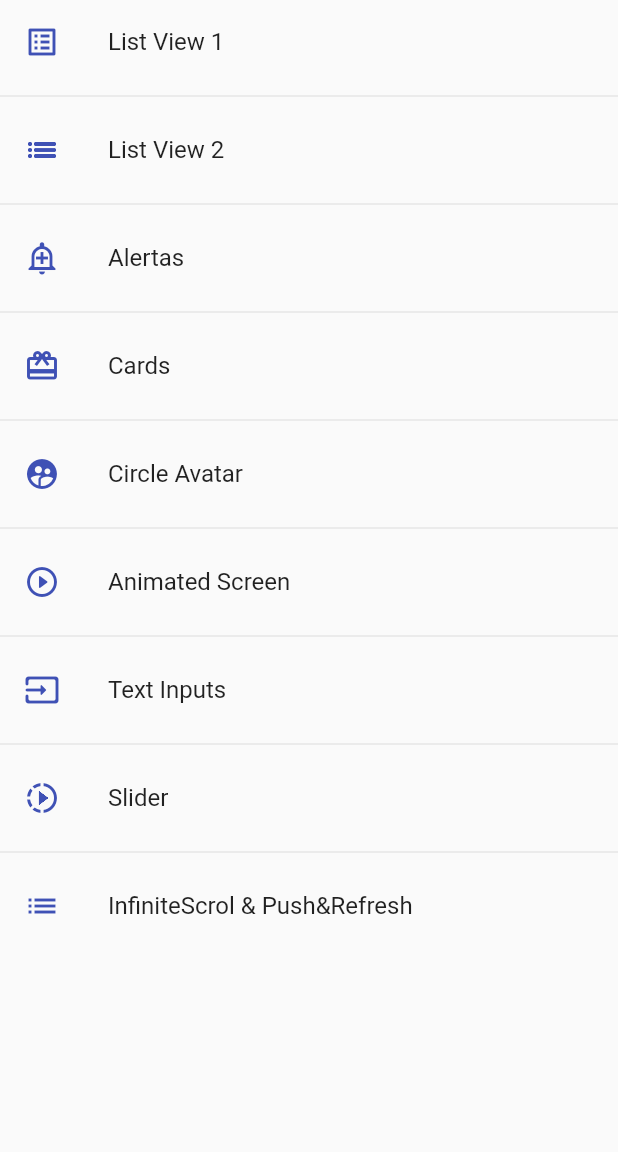
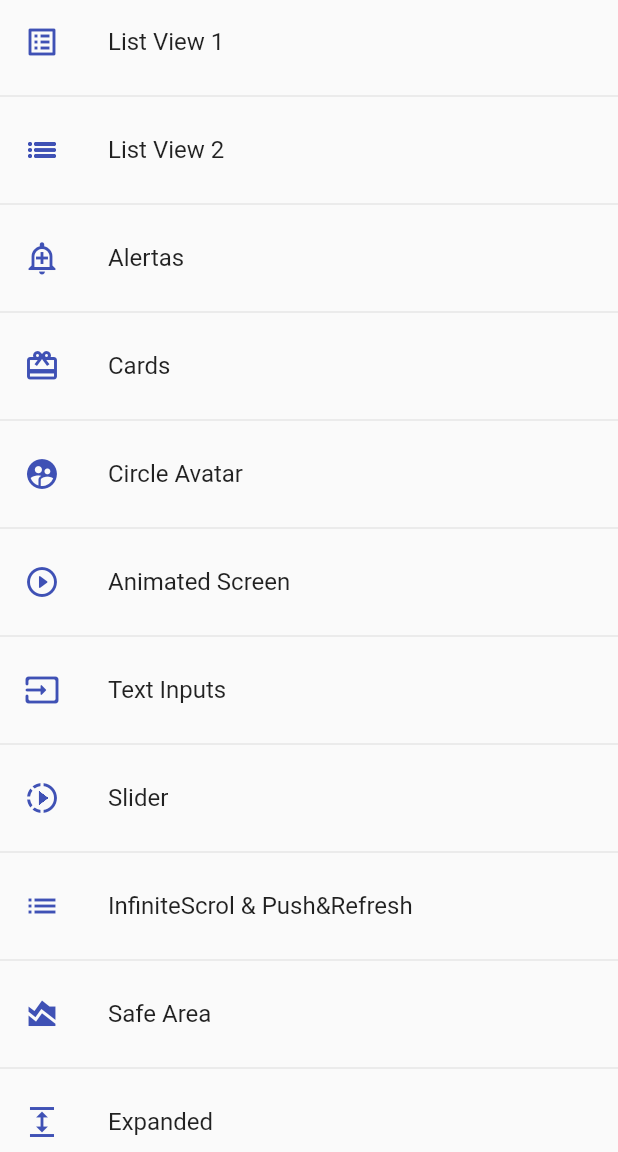
Before and after one commit to LuisPulenta/componentes, a Flutter app: the screen it shows after launch, on a phone screen of 412 x 824 dp, the part 84-1236 px from its top. Run offline on Flutter 3.47's test engine with Material 2 defaults, Android fonts, the phone set to English and light mode, and no system bars.

```diff
--- a/lib/router/app_routes.dart
+++ b/lib/router/app_routes.dart
@@ -59,7 +59,19 @@ class AppRoutes {
       name: 'InfiniteScrol & Push&Refresh',
       screen: const ListViewBuilderScreen(),
       icon: Icons.list,
-    )
+    ),
+    MenuOption(
+      route: 'safearea',
+      name: 'Safe Area',
+      screen: const SafeAreaScreen(),
+      icon: Icons.area_chart,
+    ),
+    MenuOption(
+      route: 'expanded',
+      name: 'Expanded',
+      screen: const ExpandedScreen(),
+      icon: Icons.expand,
+    ),
   ];
 
   // static Map<String, Widget Function(BuildContext)> routes = {
--- a/lib/screens/screens.dart
+++ b/lib/screens/screens.dart
@@ -2,9 +2,11 @@ export 'package:componentes/screens/alert_screen.dart';
 export 'package:componentes/screens/animated_screen.dart';
 export 'package:componentes/screens/avatar_screen.dart';
 export 'package:componentes/screens/card_screen.dart';
+export 'package:componentes/screens/expanded_screen.dart';
 export 'package:componentes/screens/home_screen.dart';
 export 'package:componentes/screens/inputs_screen.dart';
 export 'package:componentes/screens/listview_builder_screen.dart';
 export 'package:componentes/screens/listview1_screen.dart';
 export 'package:componentes/screens/listview2_screen.dart';
+export 'package:componentes/screens/safe_area._screen.dart';
 export 'package:componentes/screens/slider_screen.dart';
```
Also changed, not shown: lib/screens/expanded_screen.dart (added, +45 -0 lines), lib/screens/safe_area._screen.dart (added, +24 -0 lines).
